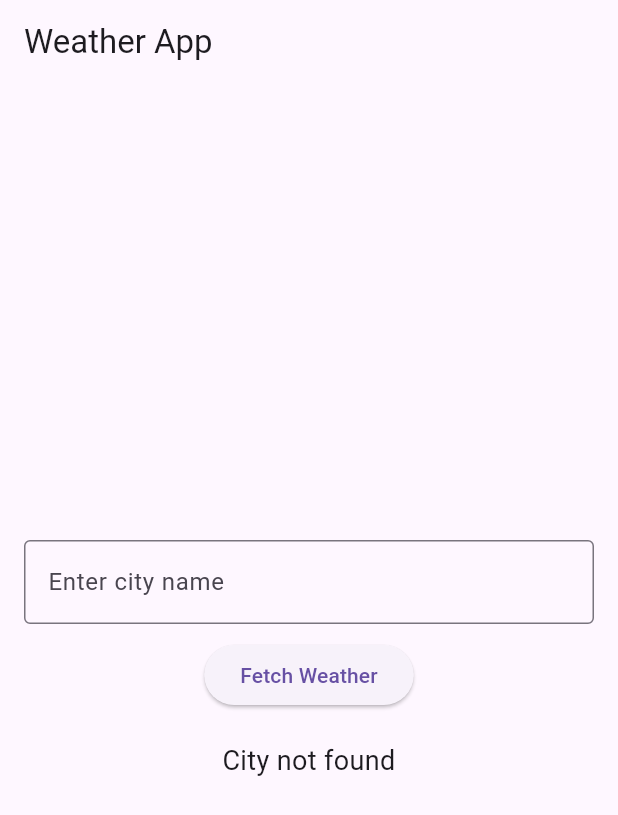
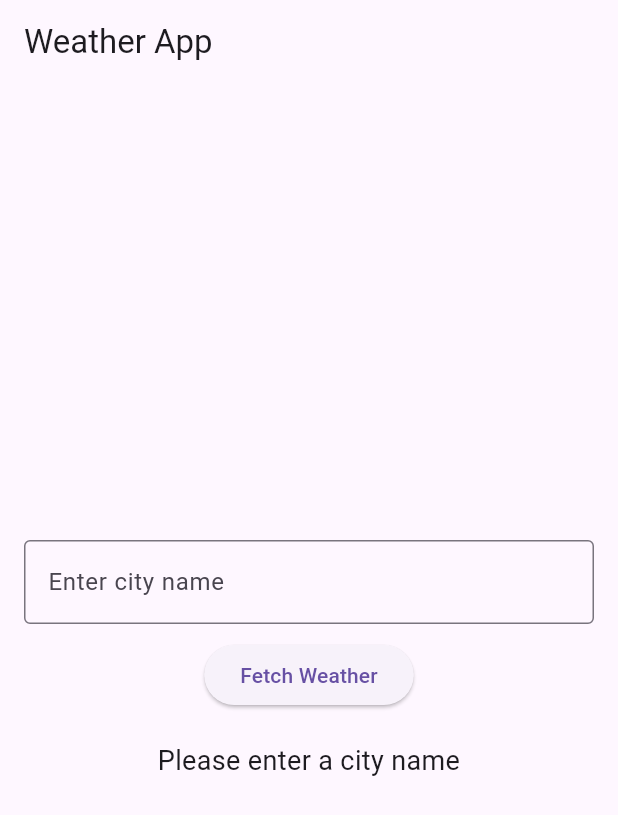
Before and after one commit to sidehenhub/weather_info_app_2, a Flutter app: the screen it shows after launch, after a tap on "Fetch Weather", on a phone screen of 412 x 824 dp. Shown: the top 815 px of the screen. Run offline on Flutter 3.47's test engine with Material 3 defaults, Android fonts, the phone set to English and light mode, and no system bars.

Commit message:
Simulated weather data for input city

```diff
--- a/lib/main.dart
+++ b/lib/main.dart
@@ -1,4 +1,5 @@
 import 'package:flutter/material.dart';
+import 'dart:math';
 
 void main() {
   runApp(WeatherApp());
@@ -26,22 +27,23 @@ class _WeatherHomePageState extends State<WeatherHomePage> {
   String _weatherData = '';
 
 
-  Map<String, String> mockWeatherData = {
-    'Paris': 'Temperature: 35 °C\nWeather: Clear Sky',
-    'Dallas': 'Temperature: 20 °C\nWeather: Light Rain',
-    'Houston': 'Temperature: 45 °C\nWeather: Sunny',
-    'Cupertino': 'Temperature: 15 °C\nWeather: Light Rain',
-  };
+  final Random _random = Random();
 
   void fetchWeather(String city) {
+    if (city.isNotEmpty) {
 
-    if (mockWeatherData.containsKey(city)) {
+      int temperature = _random.nextInt(16) + 15;
+
+
+      List<String> weatherConditions = ['Sunny', 'Cloudy', 'Rainy'];
+      String weather = weatherConditions[_random.nextInt(weatherConditions.length)];
+
       setState(() {
-        _weatherData = mockWeatherData[city]!;
+        _weatherData = 'City: $city\nTemperature: $temperature °C\nWeather: $weather';
       });
     } else {
       setState(() {
-        _weatherData = 'City not found';
+        _weatherData = 'Please enter a city name';
       });
     }
   }
```
